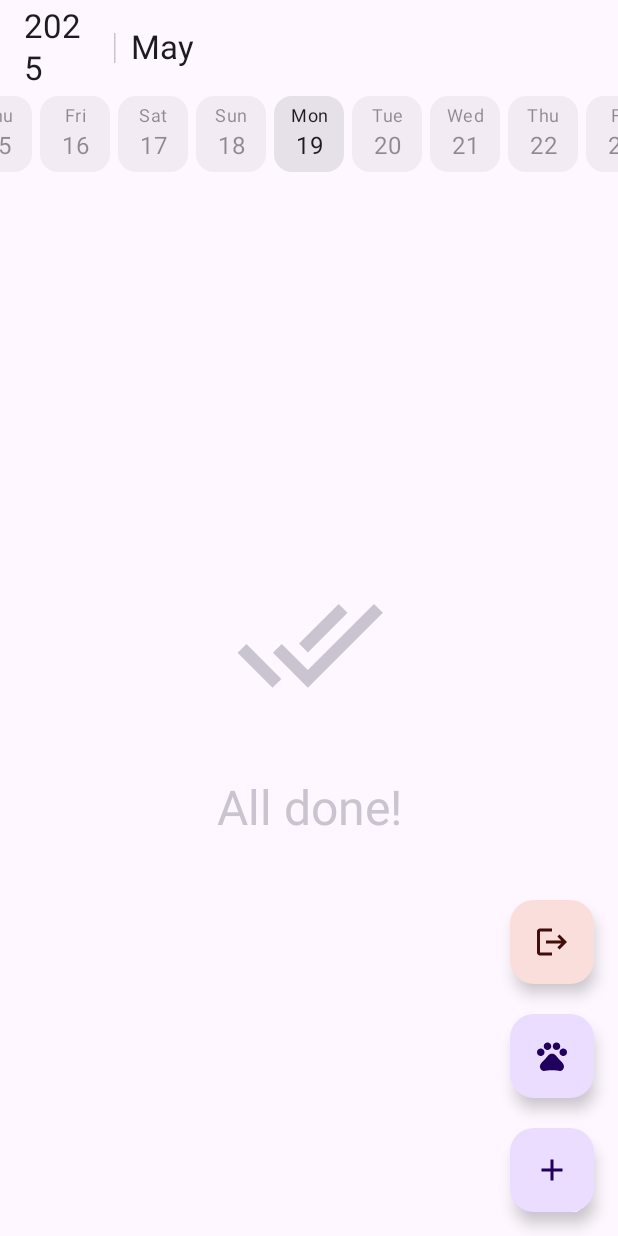
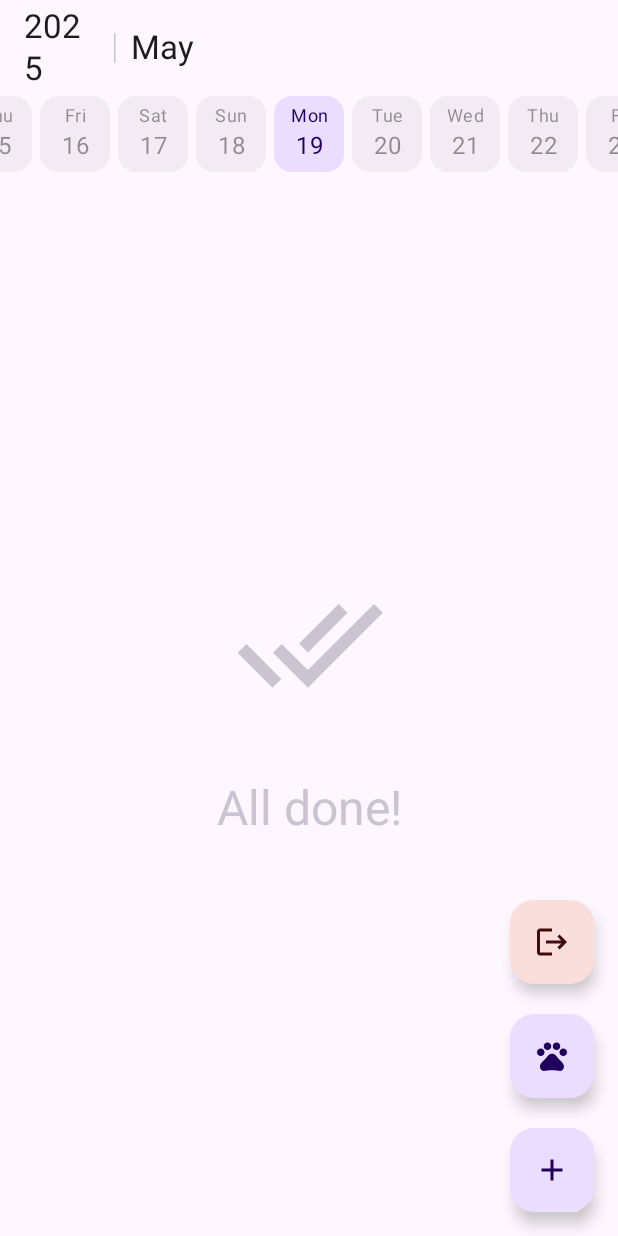
Before and after one commit to Deleranax/SAtdLCGAG, an Android app built with Jetpack Compose: the @Preview function CalendarScreenPreview, on a phone screen of 412 x 824 dp. Run offline under Robolectric (Android 15) with nearby library versions, the light colour scheme and no system bars; our stand-ins replace Room's generated code; pictures from the network do not load.

Commit message:
Enhanced UI

```diff
--- a/app/src/main/java/com/example/superawesometodolistcatgaggingappgagging/screens/calendar/CalendarScreen.kt
+++ b/app/src/main/java/com/example/superawesometodolistcatgaggingappgagging/screens/calendar/CalendarScreen.kt
@@ -2,10 +2,12 @@ package com.example.superawesometodolistcatgaggingappgagging.screens.calendar
 
 import androidx.compose.animation.AnimatedVisibility
 import androidx.compose.animation.animateContentSize
+import androidx.compose.animation.expandVertically
 import androidx.compose.animation.fadeIn
 import androidx.compose.animation.fadeOut
 import androidx.compose.animation.scaleIn
 import androidx.compose.animation.scaleOut
+import androidx.compose.animation.shrinkVertically
 import androidx.compose.animation.slideInHorizontally
 import androidx.compose.animation.slideInVertically
 import androidx.compose.animation.slideOutHorizontally
@@ -37,10 +39,14 @@ import androidx.compose.material.icons.filled.Logout
 import androidx.compose.material.icons.filled.Pets
 import androidx.compose.material.icons.filled.Today
 import androidx.compose.material3.AlertDialog
+import androidx.compose.material3.Badge
+import androidx.compose.material3.BadgedBox
 import androidx.compose.material3.BasicAlertDialog
 import androidx.compose.material3.ButtonColors
 import androidx.compose.material3.ButtonDefaults
 import androidx.compose.material3.Card
+import androidx.compose.material3.CardColors
+import androidx.compose.material3.CardDefaults
 import androidx.compose.material3.Checkbox
 import androidx.compose.material3.CircularProgressIndicator
 import androidx.compose.material3.ExperimentalMaterial3Api
@@ -316,8 +322,8 @@ fun TodoItem(
                 }
                 AnimatedVisibility(
                     visible = todo.desc.isNotEmpty() && expended,
-                    enter = fadeIn() + slideInVertically(),
-                    exit = fadeOut() + slideOutVertically()
+                    enter = expandVertically(),
+                    exit = shrinkVertically()
                 ) {
                     Text(
                         text = todo.desc,
@@ -439,7 +445,7 @@ fun CatDialog(
 @Composable
 fun DaySelector(
     modifier: Modifier = Modifier,
-    viewModel: CalendarViewModel
+    viewModel: CalendarViewModel,
 ) {
     val scope = rememberCoroutineScope()
     val animationScope = rememberCoroutineScope()
@@ -544,8 +550,18 @@ fun DaySelector(
                 contentPadding = PaddingValues(horizontal = contentPadding)
             ) { page ->
                 val date = viewModel.pageToDate(page)
+                val localTodos = viewModel.todos.collectAsState().value.filter { it.time == date.toEpochDay() }
 
-                Column {
+                BadgedBox(
+                    badge = {
+                        if (localTodos.isNotEmpty())
+                        Badge {
+                            Text(
+                                text = localTodos.size.toString()
+                            )
+                        }
+                    }
+                ) {
                     Card(
                         modifier = Modifier.graphicsLayer {
                             // Calculate the absolute offset for the current page from the
@@ -566,7 +582,17 @@ fun DaySelector(
                             animationScope.launch {
                                 viewModel.select(page)
                             }
-                        }
+                        },
+                        colors = if (date == viewModel.today) {
+                            CardColors(
+                                containerColor = MaterialTheme.colorScheme.primaryContainer,
+                                contentColor = MaterialTheme.colorScheme.onPrimaryContainer,
+                                disabledContainerColor = MaterialTheme.colorScheme.onPrimaryContainer,
+                                disabledContentColor = MaterialTheme.colorScheme.primaryContainer
+                            )
+                        } else {
+                            CardDefaults.cardColors()
+                        },
                     ) {
                         Column(
                             horizontalAlignment = Alignment.CenterHorizontally,
```
Also changed, not shown: app/src/main/java/com/example/superawesometodolistcatgaggingappgagging/database/Todo.kt (+9 -2 lines).
